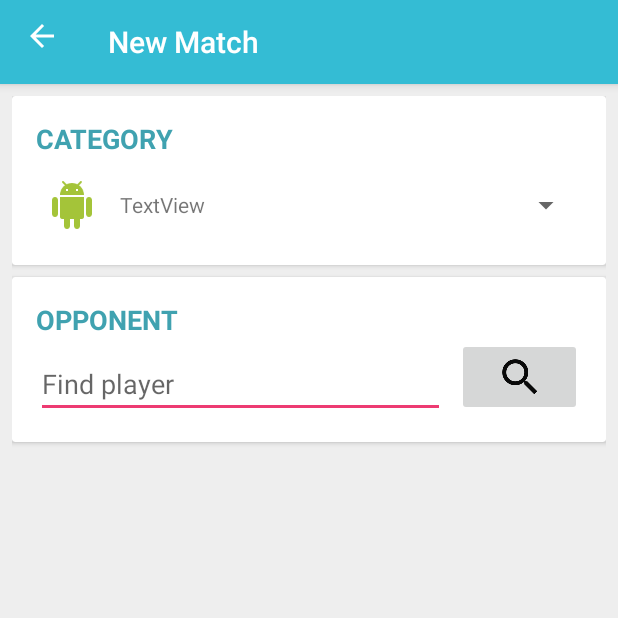
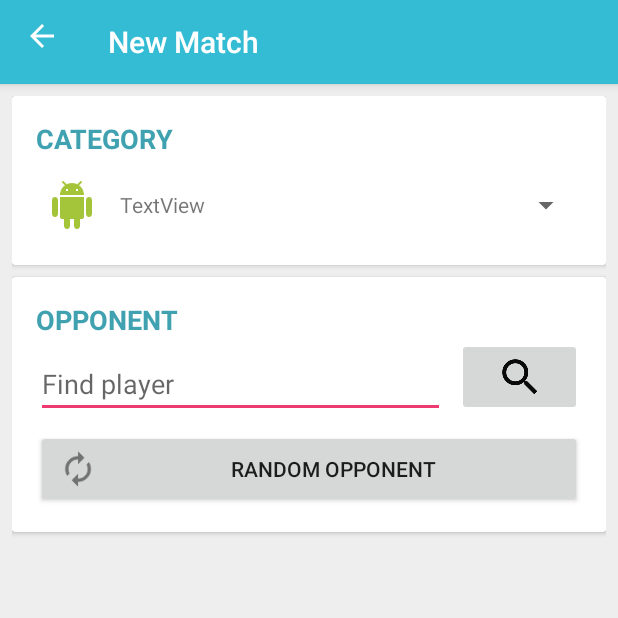
Before and after one commit to muety/quiznerd-android, an Android app: the NewGameActivity screen opened directly, with no data from a screen before it, on a phone screen of 412 x 824 dp, the top half of it. Run offline under Robolectric (Android 15) with nearby library versions, the phone set to English and light mode, and no system bars; our stand-ins replace ButterKnife, CircleImageView, Firebase (no records; nobody signed in at launch, a user with empty details on screens opened directly); 5 statements that could not run were skipped.

Commit message:
Add random opponent functionality and bot names.

```diff
--- a/app/src/main/res/layout/activity_new_match.xml
+++ b/app/src/main/res/layout/activity_new_match.xml
@@ -119,8 +119,8 @@
                                     android:id="@+id/new_nickname_input"
                                     android:layout_width="0dp"
                                     android:layout_height="wrap_content"
+                                    android:layout_marginTop="8dp"
                                     android:layout_marginRight="8dp"
-                                    android:layout_marginTop="8dp"
                                     android:layout_weight="10"
                                     android:ems="10"
                                     android:hint="@string/find_by_nickname"
@@ -131,9 +131,16 @@
                                     android:layout_width="wrap_content"
                                     android:layout_height="wrap_content"
                                     android:layout_weight="1"
-                                    android:src="@drawable/ic_search"
-                                    android:text="Button" />
+                                    android:src="@drawable/ic_search" />
                             </LinearLayout>
+
+                            <Button
+                                android:id="@+id/new_random_opponent_button"
+                                android:layout_width="match_parent"
+                                android:layout_height="wrap_content"
+                                android:layout_marginTop="8dp"
+                                android:drawableLeft="@drawable/ic_renew"
+                                android:text="@string/random_opponent" />
 
                             <TextView
                                 android:id="@+id/new_friends_label"
--- /dev/null
+++ b/app/src/main/res/values/arrays.xml
@@ -0,0 +1,17 @@
+<?xml version="1.0" encoding="utf-8"?>
+<resources>
+    <string-array name="bot_player_names">
+        <item>e1nste1n</item>
+        <item>Ted</item>
+        <item>lets_playbob</item>
+        <item>CokeMaster</item>
+        <item>AlphaJan</item>
+        <item>yahya179</item>
+        <item>Peachy</item>
+        <item>siddo</item>
+        <item>kazzaro</item>
+        <item>Maarten93</item>
+        <item>XxAligatorXx</item>
+        <item>codequeen</item>
+    </string-array>
+</resources>
--- a/app/src/main/res/values/strings.xml
+++ b/app/src/main/res/values/strings.xml
@@ -97,5 +97,6 @@
     <string name="quit_app">Exit</string>
     <string name="quit_app_confirm">Do you want to quit QuizNerd?</string>
     <string name="poke_opponent">Poke</string>
+    <string name="random_opponent">Random Opponent</string>
 
 </resources>
```
Also changed, not shown: app/src/main/java/com/github/n1try/quiznerd/ui/NewGameActivity.java (+27 -3 lines), app/src/main/res/drawable-hdpi/ic_renew.png (added), app/src/main/res/drawable-mdpi/ic_renew.png (added), app/src/main/res/drawable-xhdpi/ic_renew.png (added), app/src/main/res/drawable-xxhdpi/ic_renew.png (added), app/src/main/res/drawable-xxxhdpi/ic_renew.png (added).
